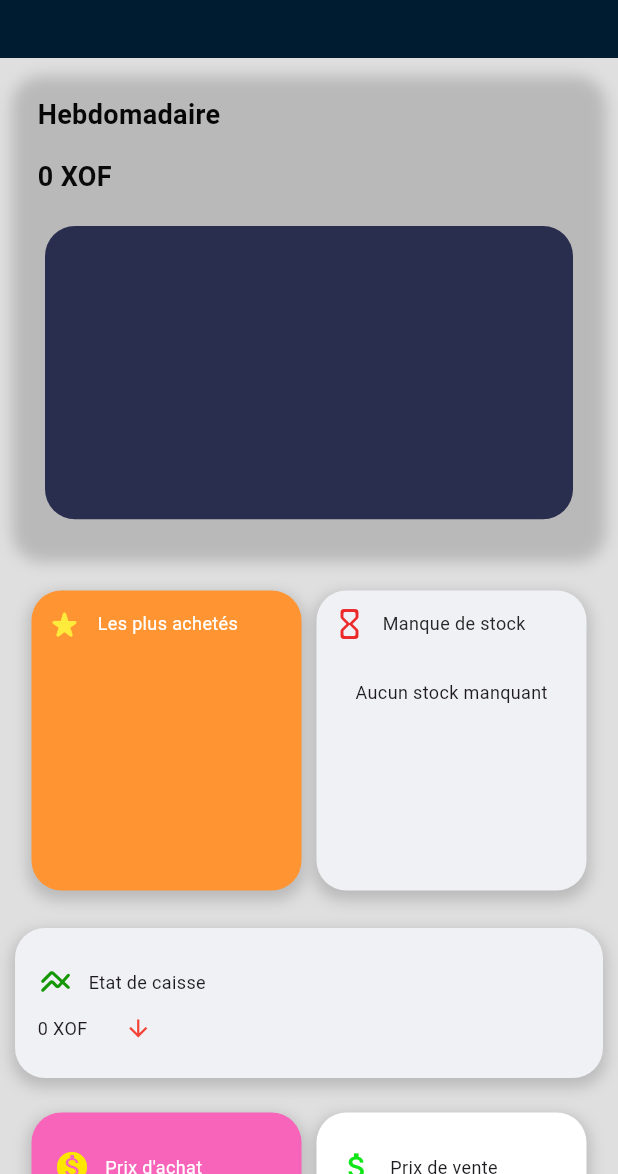
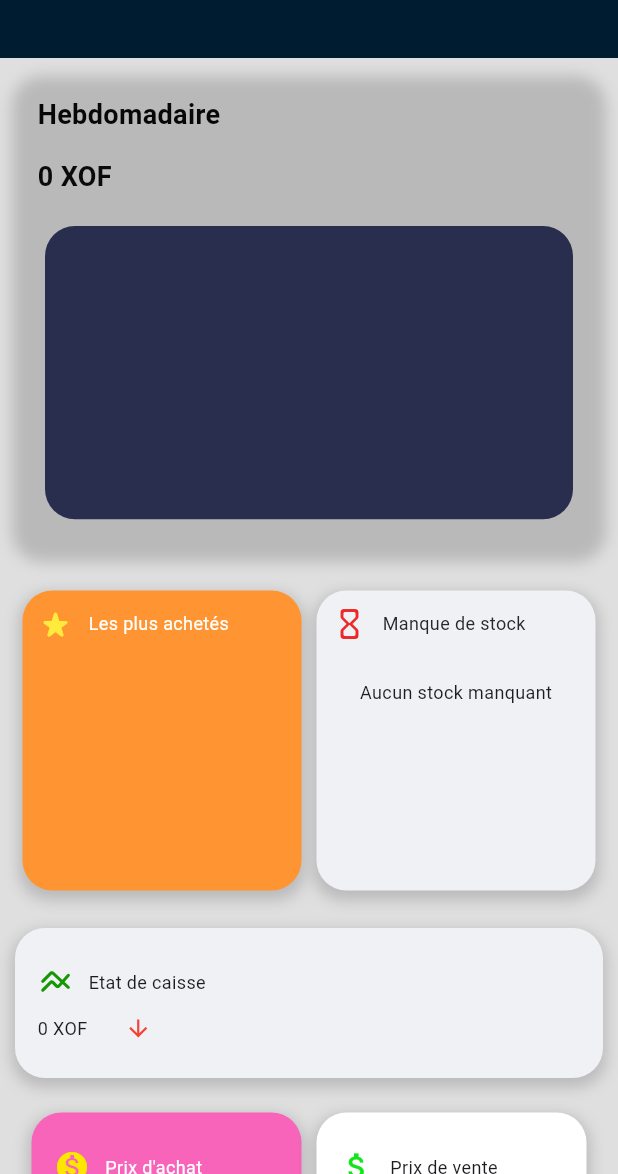
Before and after one commit to salif18/flutter_salsespulse, a Flutter app: the DashboardView screen opened directly, on a phone screen of 412 x 824 dp, the part 62-1236 px from its top. Run offline on Flutter 3.47's test engine with Material 3 defaults, Android fonts, the phone set to English and light mode, and no system bars; drawn by our look-alikes of fl_chart; our stand-ins replace date_field, dio, google_fonts, image_picker, pdf, printing and 1 more; accounts and stored records are empty; network calls fail.

Commit message:
modifier pour responsive

```diff
--- a/app/lib/views/dashbord/dashboard.dart
+++ b/app/lib/views/dashbord/dashboard.dart
@@ -1,6 +1,7 @@
 import 'dart:convert';
 
 import 'package:flutter/material.dart';
+import 'package:flutter/rendering.dart';
 import 'package:google_fonts/google_fonts.dart';
 import 'package:provider/provider.dart';
 import 'package:salespulse/components/app_bar.dart';
@@ -209,10 +210,10 @@ class _DashboardViewState extends State<DashboardView> {
           color: Colors.grey[100],
           onRefresh: _refresh,
           displacement: 50,
-        child: SingleChildScrollView(
-          child: Column(
-            children: [
-              Container(
+          child: CustomScrollView(
+            slivers: [
+              SliverToBoxAdapter(
+                child: Container(
                     padding: const EdgeInsets.all(10),
                     decoration: const BoxDecoration(
                         color: Colors.transparent,
@@ -220,21 +221,21 @@ class _DashboardViewState extends State<DashboardView> {
                             bottomLeft: Radius.circular(20),
                             bottomRight: Radius.circular(20))),
                     child: _statsWeek(context)),
-              _statsStock(context),
-              _statsCaisse(context),
-              _statsCaisse1(context),
-              _statsCaisse2(context),
-              _statsAnnuel(context)
+              ),
+              SliverToBoxAdapter(child: _statsStock(context)),
+              SliverToBoxAdapter(child: _statsCaisse(context)),
+              SliverToBoxAdapter(child: _statsCaisse1(context)),
+              SliverToBoxAdapter(child: _statsCaisse2(context)),
+              SliverToBoxAdapter(child: _statsAnnuel(context)),
             ],
           ),
-        ),
-      ),
-    );
+        ));
   }
 
   Widget _statsWeek(BuildContext context) {
+    return LayoutBuilder(builder: (context, constraints) {
       return Container(
-      width: MediaQuery.of(context).size.width,
+        width: constraints.maxWidth,
         height: 320,
         decoration: BoxDecoration(
           borderRadius: BorderRadius.circular(20),
@@ -254,18 +255,24 @@ class _DashboardViewState extends State<DashboardView> {
           children: [
             Padding(
                 padding: const EdgeInsets.all(15),
+                child: FittedBox(
+                  fit: BoxFit.scaleDown,
                   child: Text("Hebdomadaire",
                       style: GoogleFonts.roboto(
                           fontWeight: FontWeight.w600,
                           fontSize: 18,
-                      color: const Color.fromARGB(255, 7, 7, 7)))),
+                          color: const Color.fromARGB(255, 7, 7, 7))),
+                )),
             Padding(
               padding: const EdgeInsets.only(left: 15),
+              child: FittedBox(
+                fit: BoxFit.scaleDown,
                 child: Text("$totalHebdo XOF",
                     style: GoogleFonts.roboto(
                         fontWeight: FontWeight.w600,
                         fontSize: 18,
                         color: const Color.fromARGB(255, 10, 10, 10))),
+              ),
             ),
             Padding(
                 padding: const EdgeInsets.all(0),
@@ -275,13 +282,16 @@ class _DashboardViewState extends State<DashboardView> {
           ],
         ),
       );
+    });
   }
 
   Widget _statsStock(BuildContext context) {
     List<StocksModel> filterStocks =
         stocks.where((product) => product.stocks == 0).toList();
 
+    return LayoutBuilder(builder: (context, constraints) {
       return Container(
+        width: constraints.maxWidth,
         margin: const EdgeInsets.all(10),
         child: Row(
           mainAxisAlignment: MainAxisAlignment.center,
@@ -298,22 +308,10 @@ class _DashboardViewState extends State<DashboardView> {
                   itemCount: populaireVente.length.clamp(0, 5), // max 4 items
                   itemBuilder: (context, index) {
                     final stock = populaireVente[index];
-                  return Row(
-                    mainAxisAlignment: MainAxisAlignment.spaceBetween,
-                    children: [
-                      Text(stock.id.nom,
-                          style: GoogleFonts.roboto(
-                              fontSize: AppSizes.fontMedium,
-                              color: Colors.white)),
-                      Text(stock.id.categories,
-                          style: GoogleFonts.roboto(
-                              fontSize: AppSizes.fontMedium,
-                              color: Colors.white)),
-                      Text(stock.totalVendu.toString(),
-                          style: GoogleFonts.roboto(
-                              fontSize: AppSizes.fontMedium,
-                              color: Colors.white)),
-                    ],
+                    return ListTile(
+                      title: FittedBox(fit: BoxFit.scaleDown,child: Text(stock.id.nom,style: GoogleFonts.roboto(fontSize: AppSizes.fontMedium, color:Colors.white),)),
+                      subtitle: FittedBox(fit:BoxFit.scaleDown,child: Text(stock.id.categories,style: GoogleFonts.roboto(fontSize: AppSizes.fontMedium, color:Colors.white),)),
+                      trailing: FittedBox(fit: BoxFit.scaleDown,child: Text(stock.totalVendu.toString(),style: GoogleFonts.roboto(fontSize: AppSizes.fontMedium, color:Colors.white),)),
                     );
                   },
                 ),
@@ -327,24 +325,34 @@ class _DashboardViewState extends State<DashboardView> {
               textColor: const Color.fromARGB(255, 39, 39, 39),
               child: filterStocks.isEmpty
                   ? Center(
+                      child: FittedBox(
+                        fit: BoxFit.scaleDown,
                         child: Text("Aucun stock manquant",
-                        style:
-                            GoogleFonts.roboto(fontSize: AppSizes.fontMedium)))
+                            style: GoogleFonts.roboto(
+                                fontSize: AppSizes.fontMedium)),
+                      ))
                   : Expanded(
                       child: ListView.builder(
                         shrinkWrap: true,
-                      itemCount: filterStocks.length.clamp(0, 5), // max 4 items
+                        itemCount:
+                            filterStocks.length.clamp(0, 5), // max 4 items
                         itemBuilder: (context, index) {
                           final stock = filterStocks[index];
                           return Row(
                             mainAxisAlignment: MainAxisAlignment.spaceBetween,
                             children: [
-                            Text(stock.nom,
+                              FittedBox(
+                                fit: BoxFit.scaleDown,
+                                child: Text(stock.nom,
                                     style: GoogleFonts.roboto(
                                         fontSize: AppSizes.fontMedium)),
-                            Text(stock.categories,
+                              ),
+                              FittedBox(
+                                fit: BoxFit.scaleDown,
+                                child: Text(stock.categories,
                                     style: GoogleFonts.roboto(
                                         fontSize: AppSizes.fontMedium)),
+                              ),
                             ],
                           );
                         },
@@ -354,6 +362,7 @@ class _DashboardViewState extends State<DashboardView> {
           ],
         ),
       );
+    });
   }
 
   Widget _buildStatContainer({
@@ -364,8 +373,10 @@ class _DashboardViewState extends State<DashboardView> {
     required Color textColor,
     Widget? child,
   }) {
-    return Container(
-      width: 180,
+    return Flexible(
+      flex: 1,
+      child: Container(
+        // width: 180,
         height: 200,
         margin: const EdgeInsets.all(5),
         padding: const EdgeInsets.all(10),
@@ -400,6 +411,7 @@ class _DashboardViewState extends State<DashboardView> {
             const SizedBox(height: 25),
             if (child != null) child,
           ],
+        ),
       ),
     );
   }
```
Lines whose indentation alone changed are shown as unchanged.
